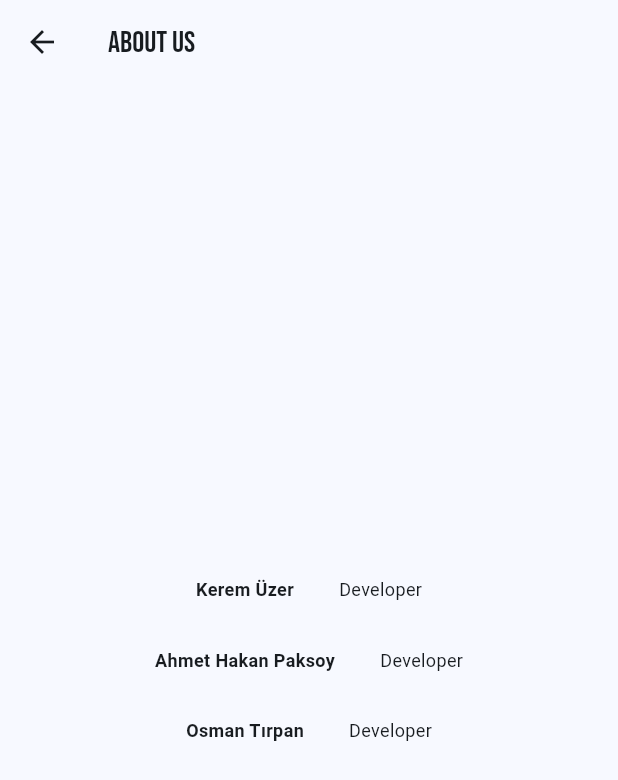
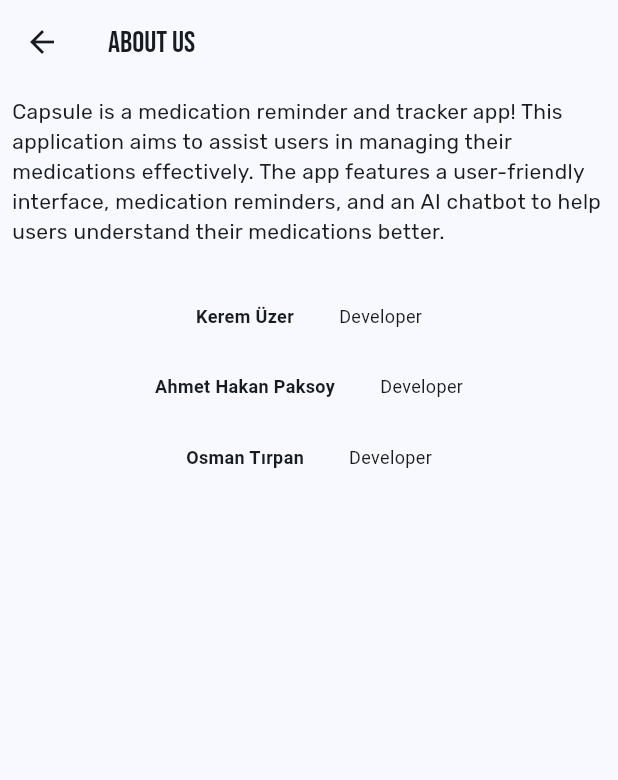
Before and after one commit to ACMHacettepeDevelopers/capsule-gsc, a Flutter app: the AboutScreen screen opened by its route, on a phone screen of 412 x 824 dp. Shown: the top 780 px of the screen. Run offline on Flutter 3.47's test engine with Material 3 defaults, Android fonts, the phone set to English and light mode, and no system bars; our stand-ins replace awesome_notifications, cloud_firestore, firebase_auth, firebase_core, flutter_chat_types, flutter_chat_ui and 6 more; accounts and stored records are empty.

Commit message:
ui fixes

```diff
--- a/lib/screens/about_screen.dart
+++ b/lib/screens/about_screen.dart
@@ -13,35 +13,51 @@ class AboutScreen extends StatelessWidget {
           style: GoogleFonts.bebasNeue(fontSize: 20),
         ),
       ),
-      body: const Column(
+      body: Column(
+        children: [
+          Padding(
+            padding: const EdgeInsets.all(8.0),
+            child: Text(
+              "Capsule is a medication reminder and tracker app! This application aims to assist users in managing their medications effectively. The app features a user-friendly interface, medication reminders, and an AI chatbot to help users understand their medications better.",
+              style: GoogleFonts.rubik(),
+            ),
+          ),
+          const SizedBox(height: 30),
+          const Row(
             mainAxisAlignment: MainAxisAlignment.center,
             children: [
-                Row(
+              Text(
+                "Kerem Üzer",
+                style: TextStyle(fontSize: 12, fontWeight: FontWeight.bold),
+              ),
+              SizedBox(width: 30),
+              Text("Developer", style: TextStyle(fontSize: 12)),
+            ],
+          ),
+          const SizedBox(height: 30),
+          const Row(
             mainAxisAlignment: MainAxisAlignment.center,
             children: [
-            Text("Kerem Üzer",style: TextStyle(fontSize: 12,fontWeight: FontWeight.bold),),
+              Text(
+                "Ahmet Hakan Paksoy",
+                style: TextStyle(fontSize: 12, fontWeight: FontWeight.bold),
+              ),
               SizedBox(width: 30),
-             Text("Developer",style: TextStyle(fontSize: 12)),
+              Text("Developer", style: TextStyle(fontSize: 12)),
             ],
           ),
-        SizedBox(height: 30),
-        Row(
+          const SizedBox(height: 30),
+          const Row(
             mainAxisAlignment: MainAxisAlignment.center,
             children: [
-            Text("Ahmet Hakan Paksoy",style: TextStyle(fontSize: 12,fontWeight: FontWeight.bold),),
+              Text(
+                "Osman Tırpan",
+                style: TextStyle(fontSize: 12, fontWeight: FontWeight.bold),
+              ),
               SizedBox(width: 30),
-             Text("Developer",style: TextStyle(fontSize: 12)),
-          ],
-        ),  SizedBox(height: 30),
-        Row(
-          mainAxisAlignment: MainAxisAlignment.center,
-          children: [
-            Text("Osman Tırpan",style: TextStyle(fontSize: 12,fontWeight: FontWeight.bold),),
-             SizedBox(width: 30),
-             Text("Developer",style: TextStyle(fontSize: 12)),
+              Text("Developer", style: TextStyle(fontSize: 12)),
             ],
           ),
-
         ],
       ),
     );
--- a/lib/screens/main_screen.dart
+++ b/lib/screens/main_screen.dart
@@ -110,6 +110,26 @@ class _MainScreenState extends State<MainScreen> {
               return Center(child: Text("Error: ${snapshot.error}"));
             }
             final medications = snapshot.data ?? [];
+            if(medications.isEmpty){
+              return Center(
+                child: Column(
+                  mainAxisAlignment: MainAxisAlignment.center,
+                  children: [
+                    const Padding(
+                      padding:  EdgeInsets.symmetric(horizontal: 20),
+                      child:  Text("You have no medications added.Let's add some to get started!",style: TextStyle(color: Colors.white,fontWeight: FontWeight.bold,fontSize: 20),),
+                    ),
+                    const SizedBox(height: 20),
+                    ElevatedButton(
+                      onPressed: () {
+                        Navigator.of(context).pushNamed("/add-medication");
+                      },
+                      child: const Text("Add Medication"),
+                    ),
+                  ],
+                ),
+              );
+            }
             return ListView.builder(
               itemCount: medications.length,
               itemBuilder: (context, index) {
```
Also changed, not shown: lib/screens/medication_details.dart (+27 -5 lines). Lines whose indentation alone changed are shown as unchanged.
